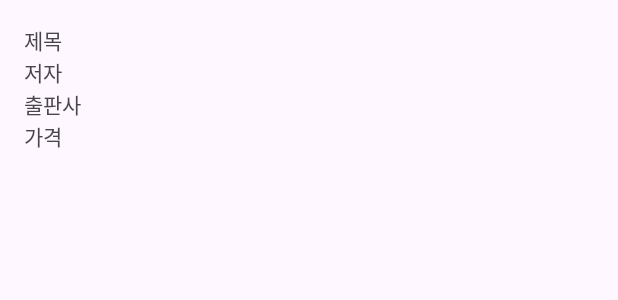
After one commit to nhee-dev/book-search-app, an Android app: the layout item_book.xml on its own in the app's theme, with its tools: preview values and no code run, on a phone screen of 412 x 824 dp. The commit adds this screen. Shown: the top 300 px of the screen. Run offline under Robolectric (Android 15) with nearby library versions, the phone set to English and light mode, and no system bars.

Commit message:
feat: 책 검색 API로 받은 결과 보여주기

```diff
--- /dev/null
+++ b/app/src/main/res/layout/item_book.xml
@@ -0,0 +1,44 @@
+<?xml version="1.0" encoding="utf-8"?>
+<layout>
+    <androidx.constraintlayout.widget.ConstraintLayout
+        xmlns:android="http://schemas.android.com/apk/res/android"
+        xmlns:app="http://schemas.android.com/apk/res-auto"
+        xmlns:tools="http://schemas.android.com/tools"
+        android:layout_width="match_parent"
+        android:layout_height="wrap_content"
+        android:padding="16dp">
+
+        <TextView
+            android:id="@+id/tv_title"
+            android:layout_width="wrap_content"
+            android:layout_height="wrap_content"
+            app:layout_constraintStart_toStartOf="parent"
+            app:layout_constraintTop_toTopOf="parent"
+            tools:text="제목"/>
+
+        <TextView
+            android:id="@+id/tv_author"
+            android:layout_width="wrap_content"
+            android:layout_height="wrap_content"
+            app:layout_constraintStart_toStartOf="parent"
+            app:layout_constraintTop_toBottomOf="@id/tv_title"
+            tools:text="저자"/>
+
+        <TextView
+            android:id="@+id/tv_publisher"
+            android:layout_width="wrap_content"
+            android:layout_height="wrap_content"
+            app:layout_constraintStart_toStartOf="parent"
+            app:layout_constraintTop_toBottomOf="@id/tv_author"
+            tools:text="출판사"/>
+
+        <TextView
+            android:id="@+id/tv_discount"
+            android:layout_width="wrap_content"
+            android:layout_height="wrap_content"
+            app:layout_constraintStart_toStartOf="parent"
+            app:layout_constraintTop_toBottomOf="@id/tv_publisher"
+            tools:text="가격"/>
+
+    </androidx.constraintlayout.widget.ConstraintLayout>
+</layout>
```
Also changed, not shown: app/src/main/java/com/nhee/booksearchapp/ui/books/BooksAdapter.kt (added, +42 -0 lines), app/src/main/java/com/nhee/booksearchapp/ui/books/BooksFragment.kt (+24 -0 lines).
